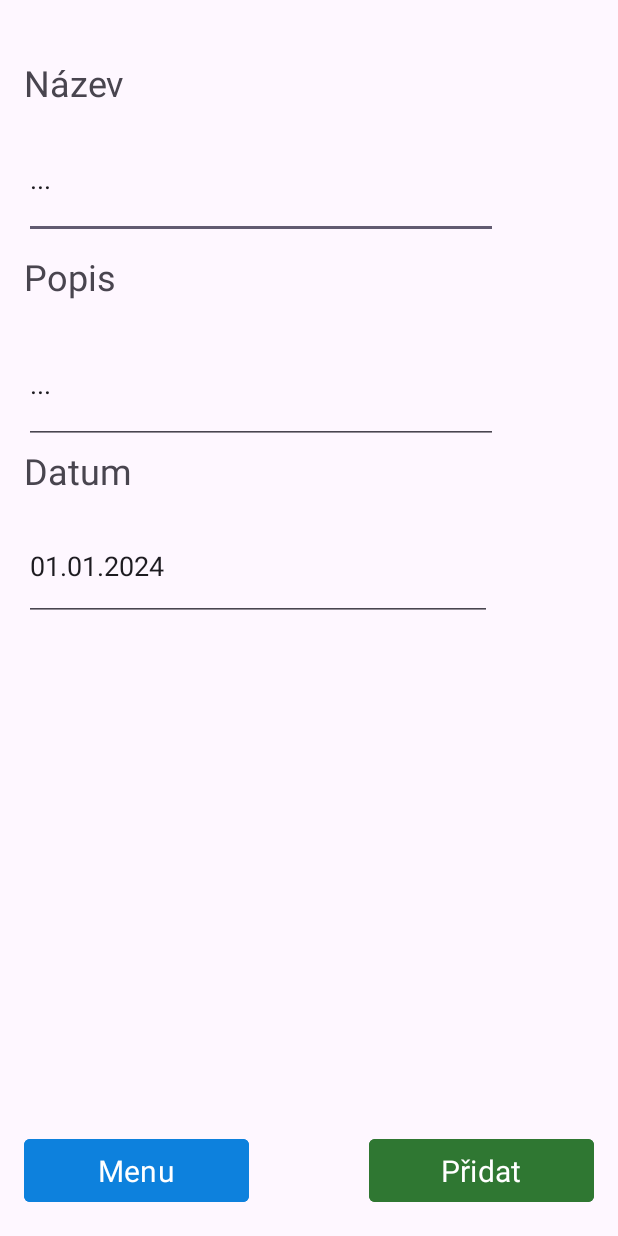
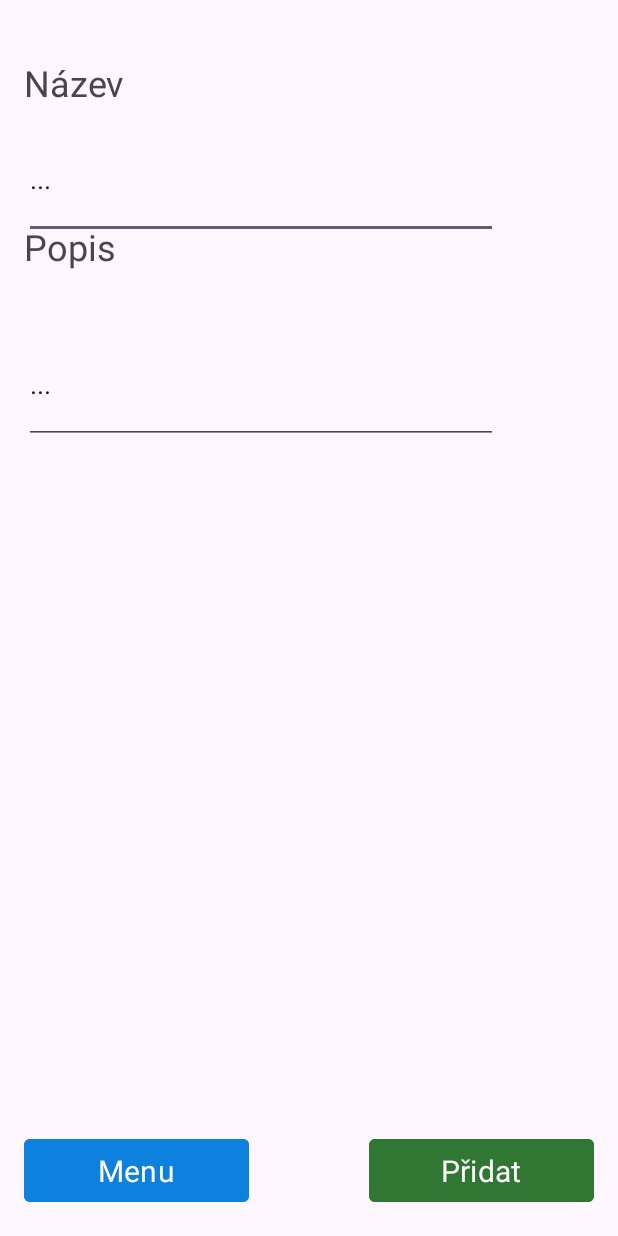
Before and after one commit to Filipv403/TodoList, an Android app: the editPage screen opened directly, with no data from a screen before it, on a phone screen of 412 x 824 dp. Run offline under Robolectric (Android 15) with nearby library versions, the light colour scheme and no system bars.

Commit message:
Final version

```diff
--- a/app/src/main/res/layout/activity_detail_item.xml
+++ b/app/src/main/res/layout/activity_detail_item.xml
@@ -46,7 +46,7 @@
         android:layout_height="41dp"
         android:layout_marginTop="56dp"
         android:textAlignment="textStart"
-        android:textSize="24sp"
+        android:textSize="20sp"
         app:layout_constraintBottom_toTopOf="@+id/inputSubject"
         app:layout_constraintEnd_toEndOf="parent"
         app:layout_constraintHorizontal_bias="0.144"
@@ -75,7 +75,7 @@
         android:layout_height="82dp"
         android:layout_marginTop="136dp"
         android:textAlignment="textStart"
-        android:textSize="24sp"
+        android:textSize="20sp"
         app:layout_constraintBottom_toTopOf="@+id/inputSubject"
         app:layout_constraintEnd_toEndOf="parent"
         app:layout_constraintHorizontal_bias="0.29"
--- a/app/src/main/res/layout/activity_edit_page.xml
+++ b/app/src/main/res/layout/activity_edit_page.xml
@@ -95,42 +95,13 @@
         android:id="@+id/textView2"
         android:layout_width="153dp"
         android:layout_height="41dp"
+        android:layout_marginTop="148dp"
         android:text="Popis"
         android:textAlignment="textStart"
         android:textSize="24sp"
-        app:layout_constraintBottom_toTopOf="@+id/textView3"
         app:layout_constraintEnd_toEndOf="parent"
         app:layout_constraintHorizontal_bias="0.062"
         app:layout_constraintStart_toStartOf="parent"
-        app:layout_constraintTop_toTopOf="parent"
-        app:layout_constraintVertical_bias="0.656" />
-
-    <TextView
-        android:id="@+id/textView3"
-        android:layout_width="153dp"
-        android:layout_height="41dp"
-        android:text="Datum"
-        android:textAlignment="textStart"
-        android:textSize="24sp"
-        app:layout_constraintBottom_toBottomOf="parent"
-        app:layout_constraintEnd_toEndOf="parent"
-        app:layout_constraintHorizontal_bias="0.062"
-        app:layout_constraintStart_toStartOf="parent"
-        app:layout_constraintTop_toBottomOf="@+id/inputSubject"
-        app:layout_constraintVertical_bias="0.221" />
-
-    <EditText
-        android:id="@+id/inputDate"
-        android:layout_width="312dp"
-        android:layout_height="73dp"
-        android:ems="10"
-        android:inputType="date"
-        android:text="01.01.2024"
-        app:layout_constraintBottom_toBottomOf="parent"
-        app:layout_constraintEnd_toEndOf="parent"
-        app:layout_constraintHorizontal_bias="0.161"
-        app:layout_constraintStart_toStartOf="parent"
-        app:layout_constraintTop_toBottomOf="@+id/textView3"
-        app:layout_constraintVertical_bias="0.005" />
+        app:layout_constraintTop_toTopOf="parent" />
 
 </androidx.constraintlayout.widget.ConstraintLayout>
```
